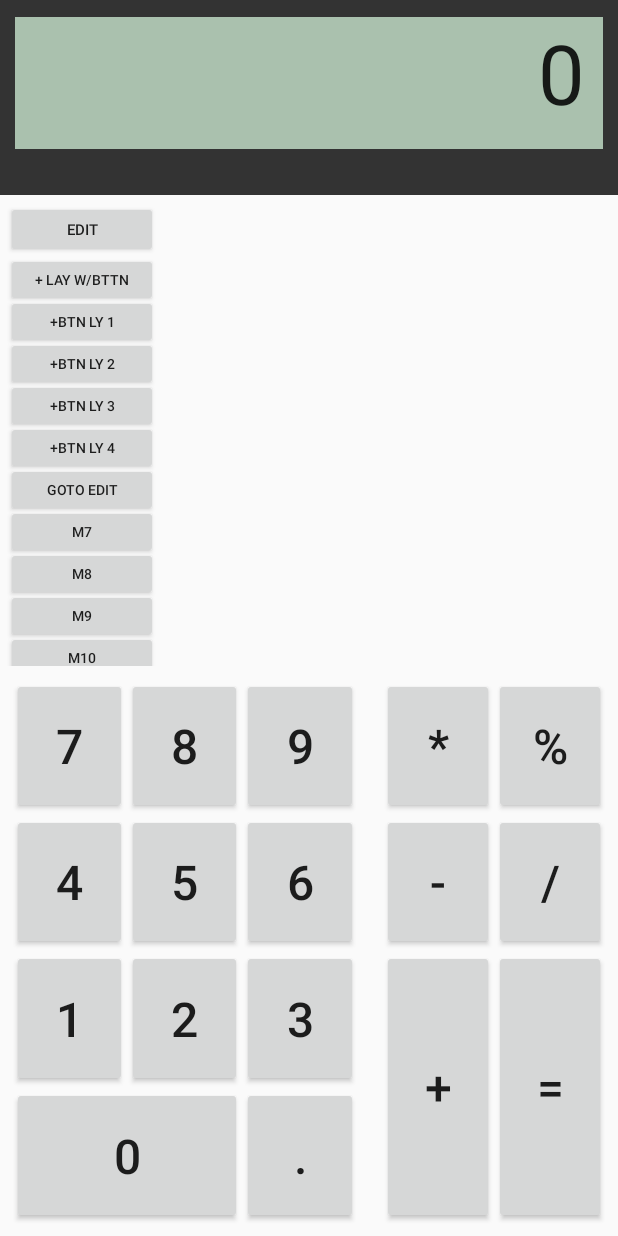
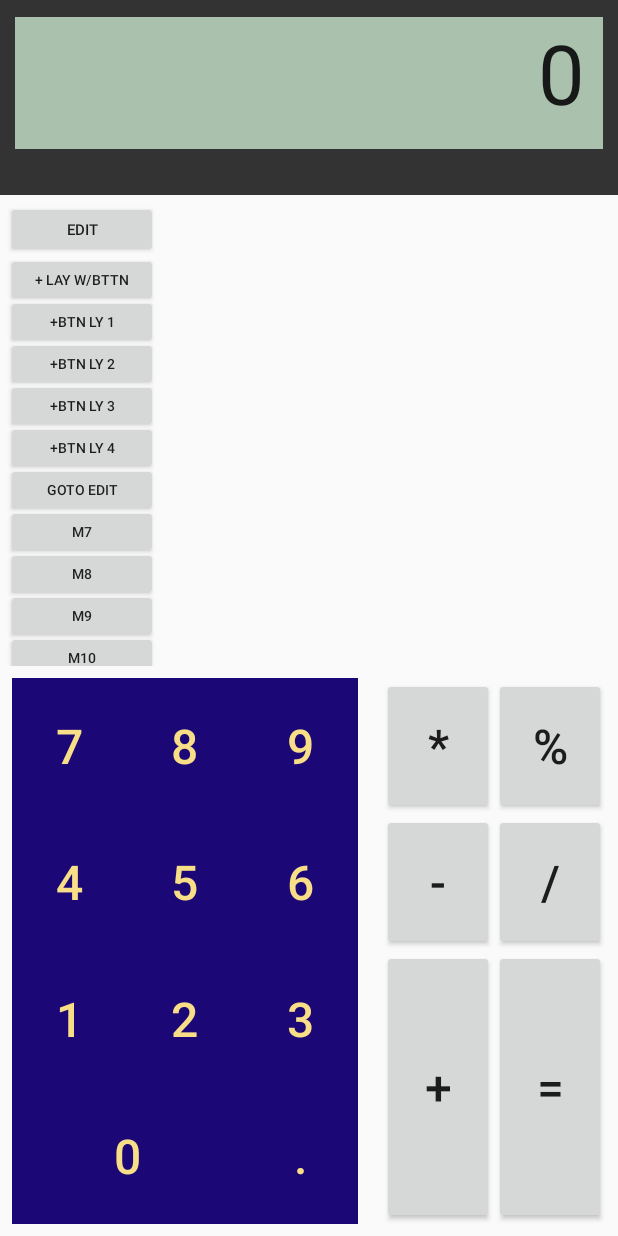
Before and after one commit to fmtoro/ProgrammableCalculator, an Android app: the screen it shows after launch (MainActivity), on a phone screen of 412 x 824 dp. Run offline under Robolectric (Android 15) with nearby library versions, the phone set to English and light mode, and no system bars; network calls fail; 4 statements that could not run were skipped.

Commit message:
Color for buttons and color for button text

```diff
--- a/app/build.gradle
+++ b/app/build.gradle
@@ -22,4 +22,5 @@ android {
 dependencies {
     compile fileTree(dir: 'libs', include: ['*.jar'])
     compile 'com.android.support:appcompat-v7:22.2.0'
+    compile 'com.larswerkman:HoloColorPicker:1.5'
 }
--- a/app/src/main/AndroidManifest.xml
+++ b/app/src/main/AndroidManifest.xml
@@ -31,6 +31,10 @@
                 android:name="android.support.PARENT_ACTIVITY"
                 android:value="com.ftpha.programmablecalculator.EditBtnActivity" />
         </activity>
+        <activity
+            android:name=".ColorPkrActivity"
+            android:label="@string/title_activity_color_pkr" >
+        </activity>
     </application>
 
 </manifest>
--- a/app/src/main/java/com/ftpha/programmablecalculator/ftG.java
+++ b/app/src/main/java/com/ftpha/programmablecalculator/ftG.java
@@ -27,7 +27,13 @@ public class ftG {
     public static int showToasts = 1;
     public static String logTag = "ftpha - shdcalcdm - ";
 
+
+    public static int selColor;
+    public static String colorFor = "";
+
+
     public static MainActivity mA;
+    public static EditBtnActivity usrBtnActivity;
 
     public static String equation;
     public static String display;
--- a/app/src/main/res/layout/activity_main.xml
+++ b/app/src/main/res/layout/activity_main.xml
@@ -702,7 +702,8 @@
                         android:text="7"
                         android:textSize="32sp"
                         android:onClick="onNumClick"
-                        />
+                        android:background="#ff1c0777"
+                        android:textColor="#fff9de88"/>
                     <Button
                         android:id="@+id/b8"
                         android:layout_height="match_parent"
@@ -711,7 +712,8 @@
                         android:text="8"
                         android:textSize="32sp"
                         android:onClick="onNumClick"
-                        />
+                        android:background="#ff1c0777"
+                        android:textColor="#fff9de88"/>
                     <Button
                         android:id="@+id/b9"
                         android:layout_height="match_parent"
@@ -720,7 +722,8 @@
                         android:text="9"
                         android:textSize="32sp"
                         android:onClick="onNumClick"
-                        />
+                        android:background="#ff1c0777"
+                        android:textColor="#fff9de88"/>
 
 
                 </LinearLayout>
@@ -739,7 +742,8 @@
                         android:text="4"
                         android:textSize="32sp"
                         android:onClick="onNumClick"
-                        />
+                        android:background="#ff1c0777"
+                        android:textColor="#fff9de88"/>
                     <Button
                         android:id="@+id/b5"
                         android:layout_height="match_parent"
@@ -748,7 +752,8 @@
                         android:text="5"
                         android:textSize="32sp"
                         android:onClick="onNumClick"
-                        />
+                        android:background="#ff1c0777"
+                        android:textColor="#fff9de88"/>
                     <Button
                         android:id="@+id/b6"
                         android:layout_height="match_parent"
@@ -757,7 +762,8 @@
                         android:text="6"
                         android:textSize="32sp"
                         android:onClick="onNumClick"
-                        />
+                        android:background="#ff1c0777"
+                        android:textColor="#fff9de88"/>
                 </LinearLayout>
 
 
@@ -775,7 +781,8 @@
                         android:text="1"
                         android:textSize="32sp"
                         android:onClick="onNumClick"
-                        />
+                        android:background="#ff1c0777"
+                        android:textColor="#fff9de88"/>
                     <Button
                         android:id="@+id/b2"
                         android:layout_height="match_parent"
@@ -784,7 +791,8 @@
                         android:text="2"
                         android:textSize="32sp"
                         android:onClick="onNumClick"
-                        />
+                        android:background="#ff1c0777"
+                        android:textColor="#fff9de88"/>
                     <Button
                         android:id="@+id/b3"
                         android:layout_height="match_parent"
@@ -793,7 +801,8 @@
                         android:text="3"
                         android:textSize="32sp"
                         android:onClick="onNumClick"
-                        />
+                        android:background="#ff1c0777"
+                        android:textColor="#fff9de88"/>
                 </LinearLayout>
 
                 <LinearLayout
@@ -810,7 +819,8 @@
                         android:text="0"
                         android:textSize="32sp"
                         android:onClick="onNumClick"
-                        />
+                        android:background="#ff1c0777"
+                        android:textColor="#fff9de88"/>
                     <Button
                         android:id="@+id/bDec"
                         android:layout_height="match_parent"
@@ -819,7 +829,8 @@
                         android:text="."
                         android:textSize="32sp"
                         android:onClick="onNumClick"
-                        />
+                        android:background="#ff1c0777"
+                        android:textColor="#fff9de88"/>
 
 
                 </LinearLayout>
--- a/app/src/main/res/values/strings.xml
+++ b/app/src/main/res/values/strings.xml
@@ -16,4 +16,6 @@
     <string name="save">Save</string>
     <string name="exit">Exit</string>
     <string name="title_activity_code_editor">CodeEditorActivity</string>
+    <string name="title_activity_color_pkr">ColorPkrActivity</string>
+    <string name="ok">OK</string>
 </resources>
```
Also changed, not shown: app/src/main/java/Model/cBtn.java (+14 -0 lines), app/src/main/java/com/ftpha/programmablecalculator/ColorPkrActivity.java (added, +89 -0 lines), app/src/main/java/com/ftpha/programmablecalculator/EditBtnActivity.java (+77 -11 lines), app/src/main/res/layout/activity_color_pkr.xml (added, +63 -0 lines), app/src/main/res/menu/menu_color_pkr.xml (added, +13 -0 lines), 1 other file.
